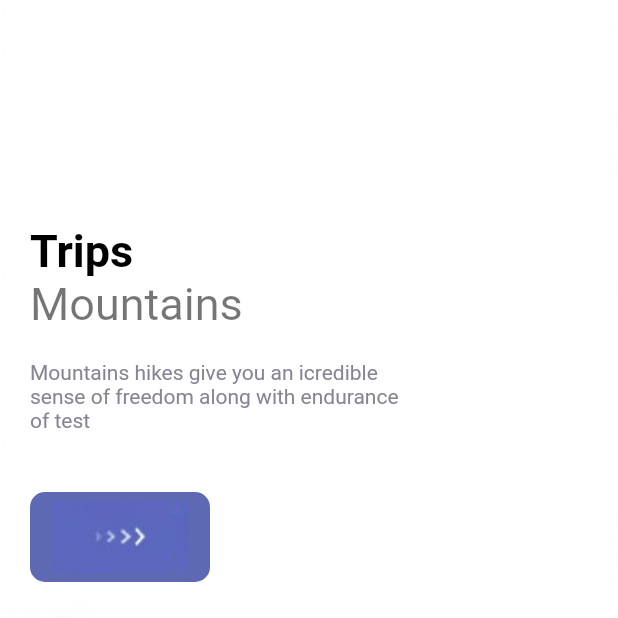
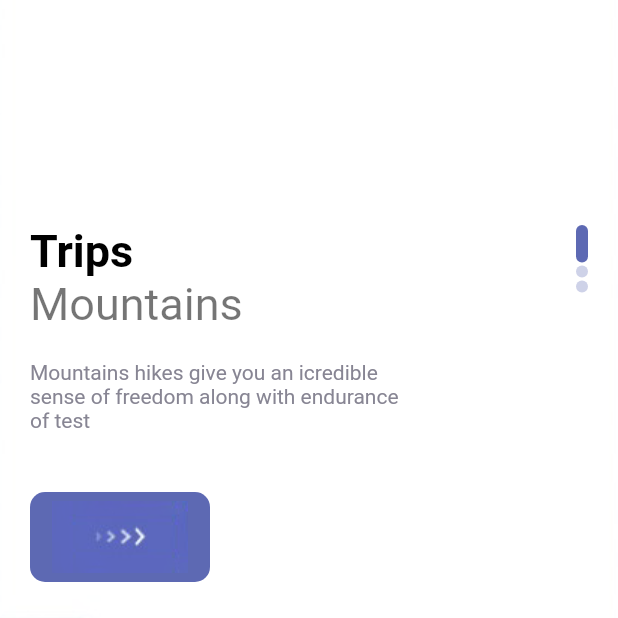
Before and after one commit to athulpp/Flutter-Cubit-Example-State-Management, a Flutter app: the screen it shows after launch, on a phone screen of 412 x 824 dp, the top half of it. Run offline on Flutter 3.47's test engine with Material 2 defaults, Android fonts, the phone set to English and light mode, and no system bars.

Commit message:
welcome page design is completed

```diff
--- a/lib/main.dart
+++ b/lib/main.dart
@@ -12,6 +12,7 @@ class MyApp extends StatelessWidget {
   @override
   Widget build(BuildContext context) {
     return MaterialApp(
+        debugShowCheckedModeBanner: false,
         title: 'Flutter Demo',
         theme: ThemeData(
           primarySwatch: Colors.blue,
--- a/lib/pages/welcome_page.dart
+++ b/lib/pages/welcome_page.dart
@@ -32,6 +32,7 @@ class _WelcomePageState extends State<WelcomePage> {
               child: Container(
                 margin: const EdgeInsets.only(top: 150, left: 20, right: 20),
                 child: Row(
+                  mainAxisAlignment: MainAxisAlignment.spaceBetween,
                   children: [
                     Column(
                       crossAxisAlignment: CrossAxisAlignment.start,
@@ -55,13 +56,27 @@ class _WelcomePageState extends State<WelcomePage> {
                             size: 14,
                           ),
                         ),
-                        SizedBox(
+                        const SizedBox(
                           height: 40,
                         ),
                         ResponsiveButton(
                           width: 120,
                         )
                       ],
+                    ),
+                    Column(
+                      children: List.generate(3, (indexDots) {
+                        return Container(
+                          margin: const EdgeInsets.only(bottom: 2),
+                          width: 8,
+                          height: index == indexDots ? 25 : 8,
+                          decoration: BoxDecoration(
+                              borderRadius: BorderRadius.circular(8),
+                              color: index == indexDots
+                                  ? AppColors.mainColor
+                                  : AppColors.mainColor.withOpacity(0.3)),
+                        );
+                      }),
                     )
                   ],
                 ),
```
